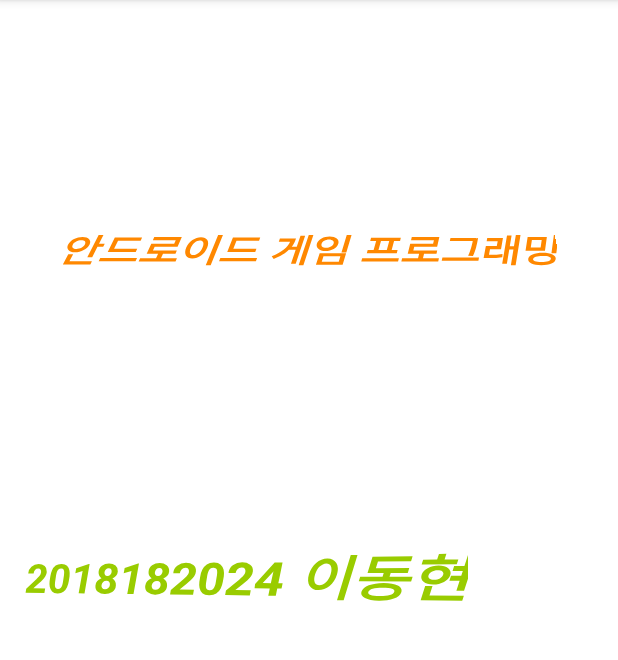
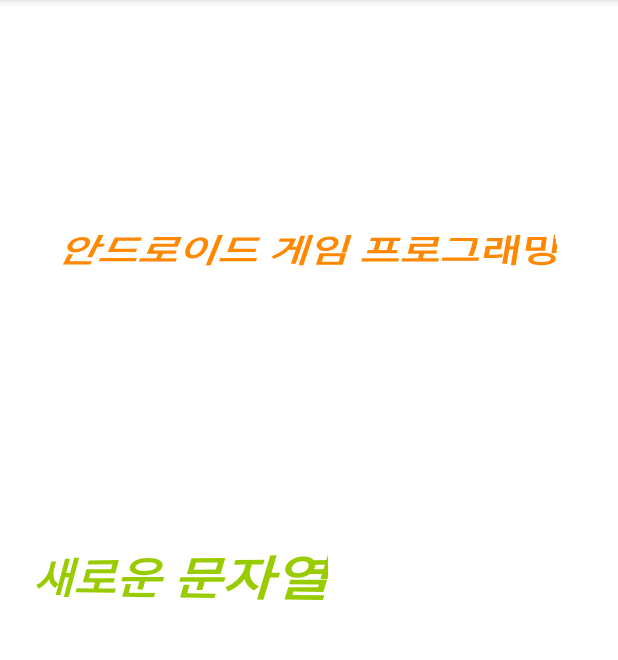
Before and after one commit to Taegrim/Android-Game-Programming, an Android app: the screen it shows after launch (MainActivity), on a phone screen of 412 x 824 dp, the part 84-744 px from its top. Run offline under Robolectric (Android 15) with nearby library versions, the phone set to English and light mode, and no system bars.

```diff
--- a/1. SampleProject/app/src/main/java/kr/ac/tukorea/sgp/s2018182024/sampleproject/MainActivity.java
+++ b/1. SampleProject/app/src/main/java/kr/ac/tukorea/sgp/s2018182024/sampleproject/MainActivity.java
@@ -3,6 +3,7 @@ package kr.ac.tukorea.sgp.s2018182024.sampleproject;
 import androidx.appcompat.app.AppCompatActivity;
 
 import android.os.Bundle;
+import android.widget.TextView;
 
 public class MainActivity extends AppCompatActivity {
 
@@ -10,5 +11,8 @@ public class MainActivity extends AppCompatActivity {
     protected void onCreate(Bundle savedInstanceState) {
         super.onCreate(savedInstanceState);
         setContentView(R.layout.activity_main);
+
+        TextView tv = findViewById(R.id.snumTextView);
+        tv.setText("새로운 문자열");
     }
 }
--- a/1. SampleProject/app/src/main/res/layout/activity_main.xml
+++ b/1. SampleProject/app/src/main/res/layout/activity_main.xml
@@ -7,6 +7,7 @@
     tools:context=".MainActivity">
 
     <TextView
+        android:id="@+id/snumTextView"
         android:layout_width="wrap_content"
         android:layout_height="wrap_content"
         android:rotationY="-20"
```
